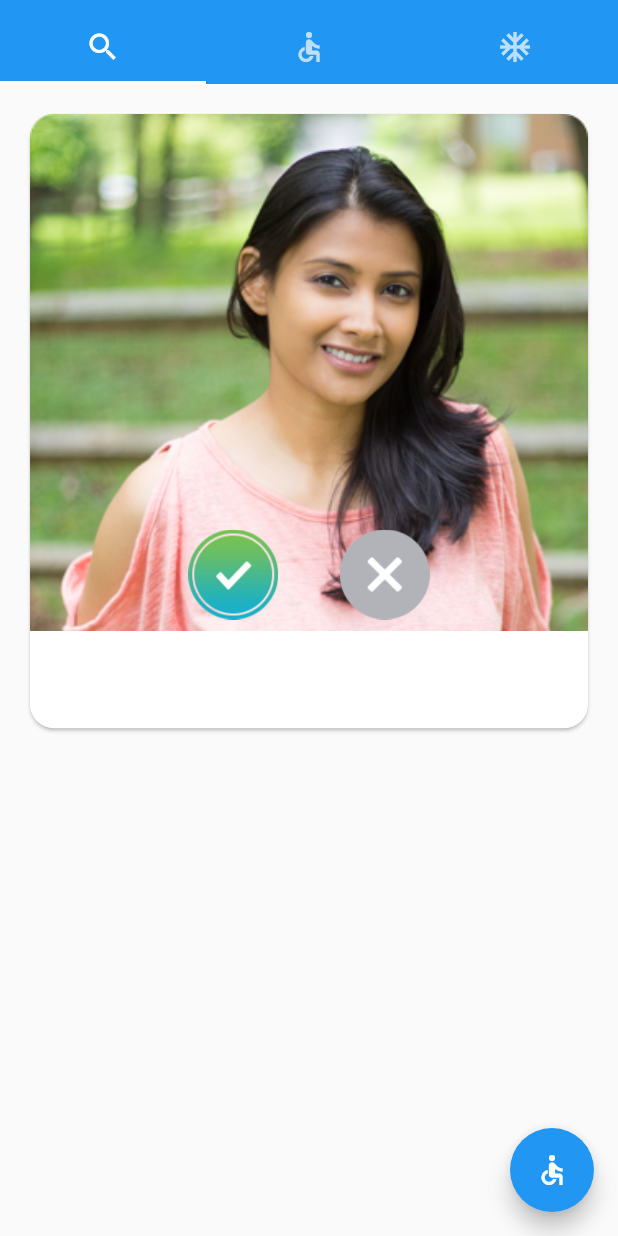
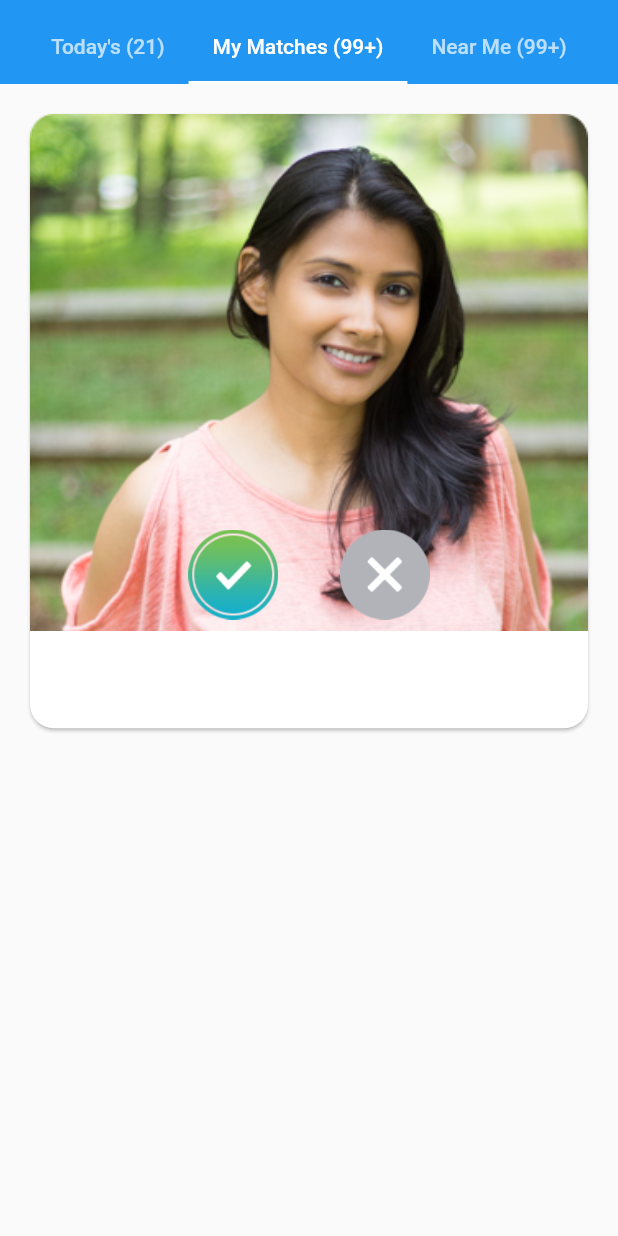
Before and after one commit to CRUSADER1912/flutter_challenge, a Flutter app: the screen it shows after launch, on a phone screen of 412 x 824 dp. Run offline on Flutter 3.47's test engine with Material 2 defaults, Android fonts, the phone set to English and light mode, and no system bars.

Commit message:
Tabs matching shaadi tabs. color pending

```diff
--- a/lib/main.dart
+++ b/lib/main.dart
@@ -12,24 +12,24 @@ class MyApp extends StatelessWidget {
       theme: new ThemeData(
         primarySwatch: Colors.blue,
       ),
-      home: new LoginPage(),
+      home: new LandingPage(),
     );
   }
 }
 
-class LoginPage extends StatefulWidget {
+class LandingPage extends StatefulWidget {
   @override
-  _LoginPageState createState() => new _LoginPageState();
+  _LandingPageState createState() => new _LandingPageState();
 }
 
-class _LoginPageState extends State<LoginPage>
+class _LandingPageState extends State<LandingPage>
     with SingleTickerProviderStateMixin {
   TabController _controller;
 
   @override
   void initState() {
     super.initState();
-    _controller = new TabController(length: 3, vsync: this);
+    _controller = new TabController(length: 3, vsync: this, initialIndex: 1);
   }
 
   @override
@@ -45,15 +45,16 @@ class _LoginPageState extends State<LoginPage>
                 new Expanded(child: new Container()),
                 new TabBar(
                   indicatorColor: Colors.white,
+                  isScrollable: true,
                   tabs: <Widget>[
                     new Tab(
-                      icon: new Icon(Icons.search),
+                      text: "Today's (21)",
                     ),
                     new Tab(
-                      icon: new Icon(Icons.accessible),
+                      text: 'My Matches (99+)',
                     ),
                     new Tab(
-                      icon: new Icon(Icons.ac_unit),
+                      text: 'Near Me (99+)',
                     ),
                   ],
                   controller: _controller,
@@ -66,17 +67,13 @@ class _LoginPageState extends State<LoginPage>
       body: new Material(
         child: new TabBarView(
           children: <Widget>[
+            new Icon(Icons.accessible),
             new MatchesScreen(),
-            new Icon(Icons.accessible),
             new Icon(Icons.ac_unit),
           ],
           controller: _controller,
         ),
       ),
-      floatingActionButton: new FloatingActionButton(
-        onPressed: () {},
-        child: new Icon(Icons.accessible),
-      ),
     );
   }
 }
```
